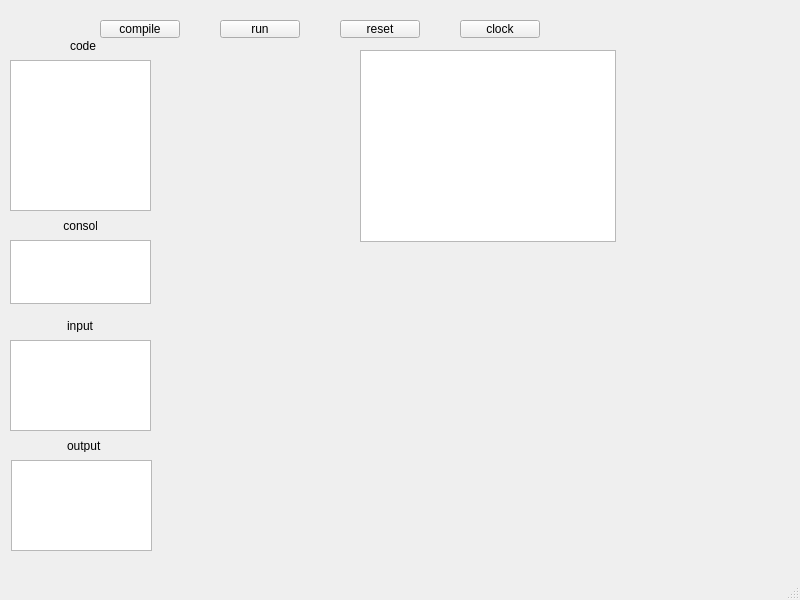
MostafaBoostan/RISC-V-Computer-design, file src/RISC-V-Computer-design-code/mainwindow.ui: the form before one commit.
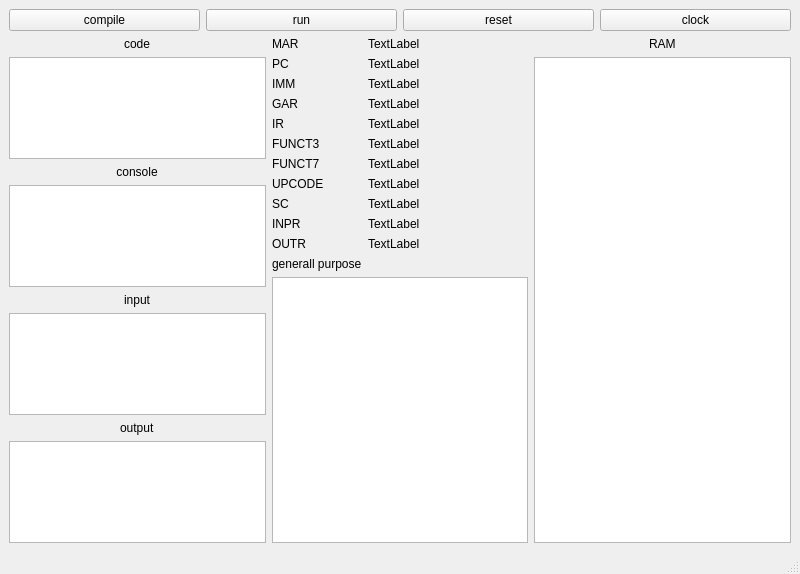
The form after the commit.

Commit message: basic design completed

Diff of the .ui file:
```diff
--- a/src/RISC-V-Computer-design-code/mainwindow.ui
+++ b/src/RISC-V-Computer-design-code/mainwindow.ui
@@ -7,172 +7,294 @@
     <x>0</x>
     <y>0</y>
     <width>800</width>
-    <height>600</height>
+    <height>574</height>
    </rect>
   </property>
   <property name="windowTitle">
    <string>MainWindow</string>
   </property>
   <widget class="QWidget" name="centralwidget">
-   <widget class="QTextEdit" name="code_field">
-    <property name="geometry">
-     <rect>
-      <x>10</x>
-      <y>60</y>
-      <width>141</width>
-      <height>151</height>
-     </rect>
-    </property>
-   </widget>
-   <widget class="QLabel" name="label">
-    <property name="geometry">
-     <rect>
-      <x>70</x>
-      <y>40</y>
-      <width>37</width>
-      <height>12</height>
-     </rect>
-    </property>
-    <property name="text">
-     <string>code</string>
-    </property>
-   </widget>
+   <layout class="QGridLayout" name="gridLayout">
+    <item row="0" column="0">
+     <layout class="QVBoxLayout" name="verticalLayout_3">
+      <item>
+       <layout class="QHBoxLayout" name="horizontalLayout">
+        <item>
    <widget class="QPushButton" name="compile_btn">
-    <property name="geometry">
-     <rect>
-      <x>100</x>
-      <y>20</y>
-      <width>80</width>
-      <height>18</height>
-     </rect>
-    </property>
     <property name="text">
      <string>compile</string>
     </property>
    </widget>
+        </item>
+        <item>
    <widget class="QPushButton" name="run_btn">
-    <property name="geometry">
-     <rect>
-      <x>220</x>
-      <y>20</y>
-      <width>80</width>
-      <height>18</height>
-     </rect>
-    </property>
     <property name="text">
      <string>run</string>
     </property>
    </widget>
+        </item>
+        <item>
    <widget class="QPushButton" name="reset_btn">
-    <property name="geometry">
-     <rect>
-      <x>340</x>
-      <y>20</y>
-      <width>80</width>
-      <height>18</height>
-     </rect>
-    </property>
     <property name="text">
      <string>reset</string>
     </property>
    </widget>
+        </item>
+        <item>
    <widget class="QPushButton" name="clock_btn">
-    <property name="geometry">
-     <rect>
-      <x>460</x>
-      <y>20</y>
-      <width>80</width>
-      <height>18</height>
-     </rect>
-    </property>
     <property name="text">
      <string>clock</string>
     </property>
    </widget>
-   <widget class="QPlainTextEdit" name="console_field">
-    <property name="geometry">
-     <rect>
-      <x>10</x>
-      <y>240</y>
-      <width>141</width>
-      <height>64</height>
-     </rect>
-    </property>
-    <property name="readOnly">
-     <bool>true</bool>
-    </property>
-   </widget>
+        </item>
+       </layout>
+      </item>
+      <item>
+       <layout class="QHBoxLayout" name="horizontalLayout_2">
+        <item>
+         <layout class="QVBoxLayout" name="verticalLayout">
+          <item alignment="Qt::AlignHCenter|Qt::AlignVCenter">
+           <widget class="QLabel" name="label">
+            <property name="text">
+             <string>code</string>
+            </property>
+           </widget>
+          </item>
+          <item>
+           <widget class="QTextEdit" name="code_field"/>
+          </item>
+          <item alignment="Qt::AlignHCenter">
    <widget class="QLabel" name="label_2">
-    <property name="geometry">
-     <rect>
-      <x>60</x>
-      <y>220</y>
-      <width>37</width>
-      <height>12</height>
-     </rect>
-    </property>
     <property name="text">
      <string> console </string>
     </property>
    </widget>
-   <widget class="QTextEdit" name="input_field">
-    <property name="geometry">
-     <rect>
-      <x>10</x>
-      <y>340</y>
-      <width>141</width>
-      <height>91</height>
-     </rect>
-    </property>
-   </widget>
-   <widget class="QPlainTextEdit" name="output_field">
-    <property name="geometry">
-     <rect>
-      <x>11</x>
-      <y>460</y>
-      <width>141</width>
-      <height>91</height>
-     </rect>
-    </property>
+          </item>
+          <item>
+           <widget class="QPlainTextEdit" name="console_field">
     <property name="readOnly">
      <bool>true</bool>
     </property>
    </widget>
+          </item>
+          <item alignment="Qt::AlignHCenter">
    <widget class="QLabel" name="label_3">
-    <property name="geometry">
-     <rect>
-      <x>67</x>
-      <y>320</y>
-      <width>37</width>
-      <height>12</height>
-     </rect>
-    </property>
     <property name="text">
      <string>input</string>
     </property>
    </widget>
-   <widget class="QLabel" name="label_4">
-    <property name="geometry">
-     <rect>
-      <x>67</x>
-      <y>440</y>
-      <width>37</width>
-      <height>12</height>
-     </rect>
-    </property>
+          </item>
+          <item>
+           <widget class="QTextEdit" name="input_field"/>
+          </item>
+          <item alignment="Qt::AlignHCenter">
+           <widget class="QLabel" name="label_7">
     <property name="text">
      <string>output</string>
     </property>
    </widget>
+          </item>
+          <item>
+           <widget class="QPlainTextEdit" name="output_field">
+            <property name="readOnly">
+             <bool>true</bool>
+            </property>
+           </widget>
+          </item>
+         </layout>
+        </item>
+        <item>
+         <layout class="QFormLayout" name="formLayout">
+          <item row="0" column="0">
+           <widget class="QLabel" name="label_6">
+            <property name="text">
+             <string>MAR</string>
+            </property>
+           </widget>
+          </item>
+          <item row="0" column="1">
+           <widget class="QLabel" name="mar_label">
+            <property name="maximumSize">
+             <size>
+              <width>217</width>
+              <height>16777215</height>
+             </size>
+            </property>
+            <property name="text">
+             <string>TextLabel</string>
+            </property>
+           </widget>
+          </item>
+          <item row="1" column="0">
+           <widget class="QLabel" name="label_9">
+            <property name="text">
+             <string>PC</string>
+            </property>
+           </widget>
+          </item>
+          <item row="1" column="1">
+           <widget class="QLabel" name="pc_label">
+            <property name="text">
+             <string>TextLabel</string>
+            </property>
+           </widget>
+          </item>
+          <item row="2" column="0">
+           <widget class="QLabel" name="label_14">
+            <property name="text">
+             <string>IMM</string>
+            </property>
+           </widget>
+          </item>
+          <item row="2" column="1">
+           <widget class="QLabel" name="imm_label">
+            <property name="text">
+             <string>TextLabel</string>
+            </property>
+           </widget>
+          </item>
+          <item row="3" column="0">
+           <widget class="QLabel" name="label_16">
+            <property name="text">
+             <string>GAR</string>
+            </property>
+           </widget>
+          </item>
+          <item row="3" column="1">
+           <widget class="QLabel" name="gar_label">
+            <property name="text">
+             <string>TextLabel</string>
+            </property>
+           </widget>
+          </item>
+          <item row="4" column="0">
+           <widget class="QLabel" name="label_18">
+            <property name="text">
+             <string>IR</string>
+            </property>
+           </widget>
+          </item>
+          <item row="4" column="1">
+           <widget class="QLabel" name="ir_label">
+            <property name="text">
+             <string>TextLabel</string>
+            </property>
+           </widget>
+          </item>
+          <item row="5" column="0">
+           <widget class="QLabel" name="label_20">
+            <property name="text">
+             <string>FUNCT3</string>
+            </property>
+           </widget>
+          </item>
+          <item row="5" column="1">
+           <widget class="QLabel" name="funct3_label">
+            <property name="text">
+             <string>TextLabel</string>
+            </property>
+           </widget>
+          </item>
+          <item row="6" column="0">
+           <widget class="QLabel" name="label_22">
+            <property name="text">
+             <string>FUNCT7</string>
+            </property>
+           </widget>
+          </item>
+          <item row="6" column="1">
+           <widget class="QLabel" name="funct7_label">
+            <property name="text">
+             <string>TextLabel</string>
+            </property>
+           </widget>
+          </item>
+          <item row="7" column="0">
+           <widget class="QLabel" name="label_24">
+            <property name="text">
+             <string>UPCODE</string>
+            </property>
+           </widget>
+          </item>
+          <item row="7" column="1">
+           <widget class="QLabel" name="upcode_label">
+            <property name="text">
+             <string>TextLabel</string>
+            </property>
+           </widget>
+          </item>
+          <item row="8" column="0">
+           <widget class="QLabel" name="label_26">
+            <property name="text">
+             <string>SC</string>
+            </property>
+           </widget>
+          </item>
+          <item row="8" column="1">
+           <widget class="QLabel" name="sc_label">
+            <property name="text">
+             <string>TextLabel</string>
+            </property>
+           </widget>
+          </item>
+          <item row="9" column="0">
+           <widget class="QLabel" name="label_28">
+            <property name="text">
+             <string>INPR</string>
+            </property>
+           </widget>
+          </item>
+          <item row="9" column="1">
+           <widget class="QLabel" name="inpr_label">
+            <property name="text">
+             <string>TextLabel</string>
+            </property>
+           </widget>
+          </item>
+          <item row="10" column="0">
+           <widget class="QLabel" name="label_29">
+            <property name="text">
+             <string>OUTR</string>
+            </property>
+           </widget>
+          </item>
+          <item row="10" column="1">
+           <widget class="QLabel" name="outr_label">
+            <property name="text">
+             <string>TextLabel</string>
+            </property>
+           </widget>
+          </item>
+          <item row="12" column="0" colspan="2">
+           <widget class="QTableView" name="tableView"/>
+          </item>
+          <item row="11" column="0">
+           <widget class="QLabel" name="label_4">
+            <property name="text">
+             <string>generall purpose</string>
+            </property>
+           </widget>
+          </item>
+          <item row="11" column="1">
+           <widget class="QLabel" name="label_8">
+            <property name="text">
+             <string/>
+            </property>
+           </widget>
+          </item>
+         </layout>
+        </item>
+        <item>
+         <layout class="QVBoxLayout" name="verticalLayout_2">
+          <item alignment="Qt::AlignHCenter">
+           <widget class="QLabel" name="label_5">
+            <property name="text">
+             <string>RAM</string>
+            </property>
+           </widget>
+          </item>
+          <item>
    <widget class="QTableView" name="ram_table">
-    <property name="geometry">
-     <rect>
-      <x>360</x>
-      <y>50</y>
-      <width>256</width>
-      <height>192</height>
-     </rect>
-    </property>
     <property name="tabletTracking">
      <bool>false</bool>
     </property>
@@ -180,6 +302,14 @@
      <bool>true</bool>
     </attribute>
    </widget>
+          </item>
+         </layout>
+        </item>
+       </layout>
+      </item>
+     </layout>
+    </item>
+   </layout>
   </widget>
   <widget class="QMenuBar" name="menubar">
    <property name="geometry">
```
Lines whose indentation alone changed are shown as unchanged. The commit also changes 1 other file.
